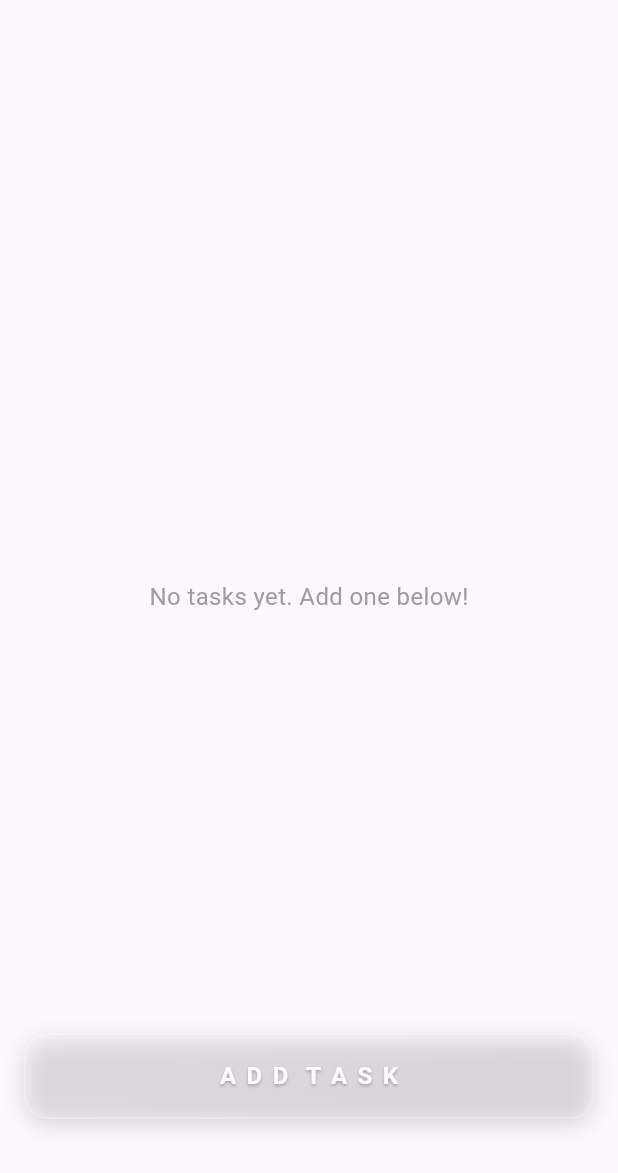
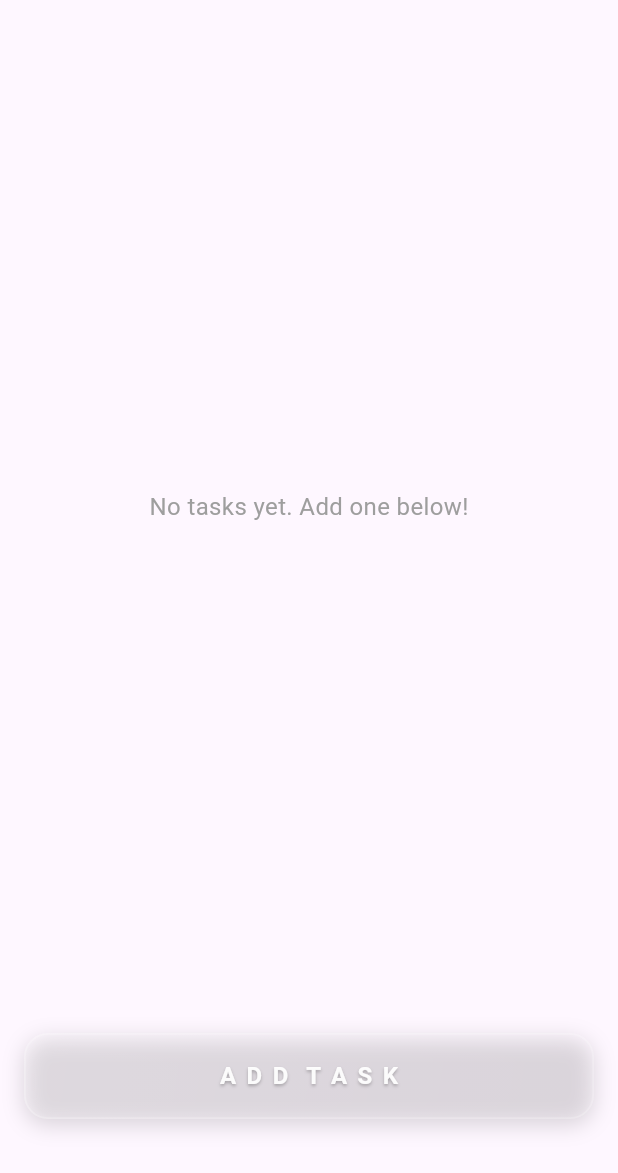
Before and after one commit to SaiyamKalra/todoapp, a Flutter app: the screen it shows after launch, on a phone screen of 412 x 824 dp, the part 63-1236 px from its top. Run offline on Flutter 3.47's test engine with Material 3 defaults, Android fonts, the phone set to English and light mode, and no system bars; our stand-ins replace flutter_bloc, shared_preferences.

Commit message:
style: enhance task list with dismissible functionality and improved empty state message

```diff
--- a/lib/pages/home_page.dart
+++ b/lib/pages/home_page.dart
@@ -30,22 +30,44 @@ class _HomePageState extends State<HomePage> {
             builder: (context, todos) {
               if (todos.isEmpty) {
                 return const Center(
-                  child: Text(
-                    'No tasks yet. Add one below!',
-                    style: TextStyle(fontSize: 16.0, color: Colors.grey),
+                  child: Column(
+                    mainAxisAlignment: MainAxisAlignment.center,
+                    crossAxisAlignment: CrossAxisAlignment.center,
+                    children: [
+                      Text(
+                        'No tasks yet. Add one below!',
+                        style: TextStyle(fontSize: 16.0, color: Colors.grey),
+                      ),
+                      SizedBox(height: 120),
+                    ],
                   ),
                 );
               }
-
               return ListView.builder(
-                // Items displayed using a list
-                padding: const EdgeInsets.only(
-                  bottom: 80,
-                ), // Add padding at the bottom for the footer
+                padding: const EdgeInsets.only(bottom: 80),
                 itemCount: todos.length,
                 itemBuilder: (context, index) {
                   final todo = todos[index];
-                  return TodoCard(taskName: todo.data);
+                  return Dismissible(
+                    key: Key(
+                      todo.data.toString(),
+                    ), // Ensure each item has a unique key
+                    direction: DismissDirection.horizontal,
+                    background: Container(
+                      height: 10,
+                      color: const Color.fromARGB(16, 88, 58, 58),
+                      alignment: Alignment.center,
+                      padding: const EdgeInsets.symmetric(horizontal: 10),
+                      child: const Icon(Icons.done, color: Colors.white),
+                    ),
+                    onDismissed: (direction) {
+                      context.read<TodoCubit>().removeTodo(todo);
+                      ScaffoldMessenger.of(context).showSnackBar(
+                        SnackBar(content: Text('Task "${todo.data}" deleted')),
+                      );
+                    },
+                    child: TodoCard(taskName: todo.data),
+                  );
                 },
               );
             },
```
